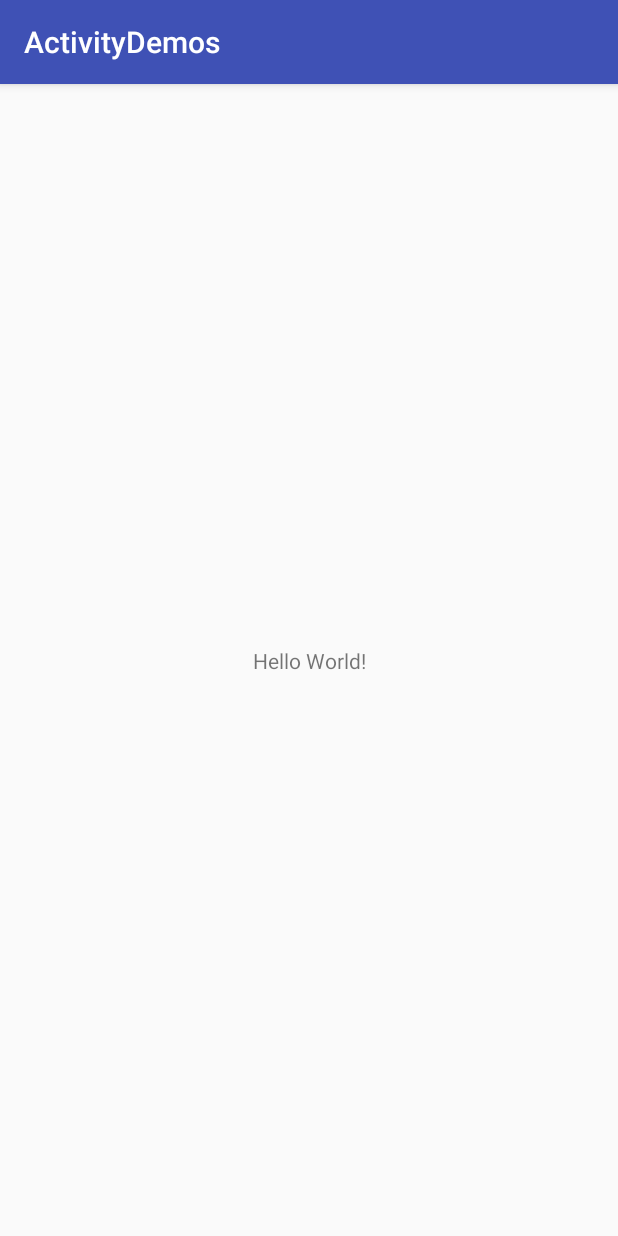
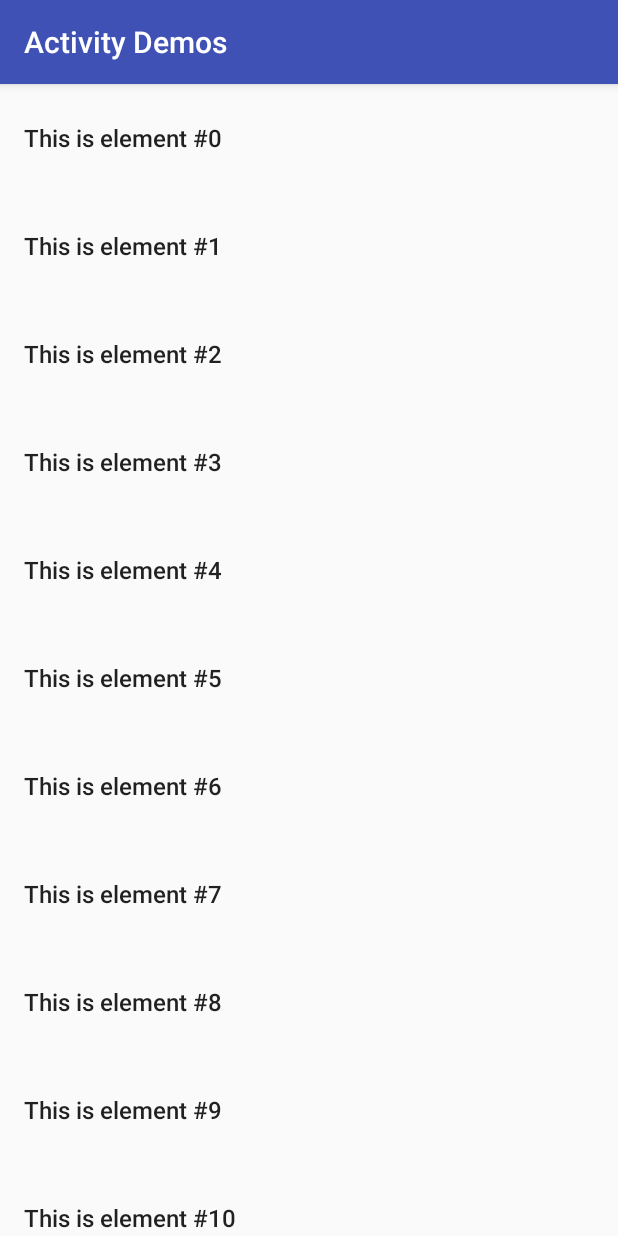
Before and after one commit to RheaBubbles/Android-Study-Demos, an Android app: the screen it shows after launch (MainActivity), on a phone screen of 412 x 824 dp. Run offline under Robolectric (Android 15) with nearby library versions, the phone set to English and light mode, and no system bars.

Commit message:
Add a sample RecyclerView in Activity-Demos for list all demos.

```diff
--- a/ActivityDemos/app/build.gradle
+++ b/ActivityDemos/app/build.gradle
@@ -25,4 +25,5 @@ dependencies {
     testImplementation 'junit:junit:4.12'
     androidTestImplementation 'com.android.support.test:runner:1.0.2'
     androidTestImplementation 'com.android.support.test.espresso:espresso-core:3.0.2'
+    implementation 'com.android.support:recyclerview-v7:28.0.0-alpha3'
 }
--- a/ActivityDemos/app/src/main/java/com/hit/bubbl/activitydemos/MainActivity.java
+++ b/ActivityDemos/app/src/main/java/com/hit/bubbl/activitydemos/MainActivity.java
@@ -2,12 +2,47 @@ package com.hit.bubbl.activitydemos;
 
 import android.support.v7.app.AppCompatActivity;
 import android.os.Bundle;
+import android.support.v7.widget.LinearLayoutManager;
+import android.support.v7.widget.RecyclerView;
 
 public class MainActivity extends AppCompatActivity {
+
+    private String[] mDataset;
+    private static final int DATASET_COUNT = 60;
+
+    private RecyclerView mRecyclerView;
+    private RecyclerView.Adapter mAdapter;
+    private RecyclerView.LayoutManager mLayoutManager;
 
     @Override
     protected void onCreate(Bundle savedInstanceState) {
         super.onCreate(savedInstanceState);
         setContentView(R.layout.activity_main);
+
+        initDataset();
+
+        mRecyclerView = (RecyclerView) findViewById(R.id.activity_demos_recycler_view);
+
+        // use this setting to improve performance if you know that changes
+        // in content do not change the layout size of the RecyclerView
+        mRecyclerView.setHasFixedSize(true);
+
+        // use a linear layout manager
+        mLayoutManager = new LinearLayoutManager(this);
+        mRecyclerView.setLayoutManager(mLayoutManager);
+
+        // specify an adapter (see also next example)
+        mAdapter = new MyAdapter(mDataset);
+
+        // set the adapter to RecyclerView
+        mRecyclerView.setAdapter(mAdapter);
+
+    }
+
+    private void initDataset() {
+        mDataset = new String[DATASET_COUNT];
+        for (int i = 0; i < DATASET_COUNT; i++) {
+            mDataset[i] = "This is element #" + i;
+        }
     }
 }
--- /dev/null
+++ b/ActivityDemos/app/src/main/java/com/hit/bubbl/activitydemos/MyAdapter.java
@@ -0,0 +1,70 @@
+package com.hit.bubbl.activitydemos;
+
+import android.support.v7.widget.RecyclerView;
+import android.util.Log;
+import android.view.LayoutInflater;
+import android.view.View;
+import android.view.ViewGroup;
+import android.widget.Button;
+import android.widget.TextView;
+
+public class MyAdapter extends RecyclerView.Adapter<MyAdapter.ViewHolder> {
+
+    private String[] mDataset;
+    private static final String TAG = "MyAdapter";
+
+    // Provide a reference to the views for each data item
+    // Complex data items may need more than one view per item, and
+    // you provide access to all the views for a data item in a view holder
+    public static class ViewHolder extends RecyclerView.ViewHolder {
+        // each data item is just a string in this case
+        public Button mButton;
+
+        public ViewHolder(View v) {
+            super(v);
+
+            v.setOnClickListener(new View.OnClickListener() {
+                @Override
+                public void onClick(View v) {
+                    Log.d(TAG, "Element " + getAdapterPosition() + " clicked.");
+                }
+            });
+
+            mButton = (Button) v.findViewById(R.id.textView);
+        }
+    }
+
+    // Provide a suitable constructor (depends on the kind of dataset)
+    public MyAdapter(String[] myDataset) {
+        mDataset = myDataset;
+    }
+
+    // Create new views (invoked by the layout manager)
+    @Override
+    public ViewHolder onCreateViewHolder(ViewGroup parent,
+                                                   int viewType) {
+        // create a new view
+        View v = LayoutInflater.from(parent.getContext())
+                .inflate(R.layout.text_button_item, parent, false);
+
+        // ...
+
+        ViewHolder vh = new ViewHolder(v);
+        return vh;
+    }
+
+    // Replace the contents of a view (invoked by the layout manager)
+    @Override
+    public void onBindViewHolder(ViewHolder holder, int position) {
+        // - get element from your dataset at this position
+        // - replace the contents of the view with that element
+        holder.mButton.setText(mDataset[position]);
+
+    }
+
+    // Return the size of your dataset (invoked by the layout manager)
+    @Override
+    public int getItemCount() {
+        return mDataset.length;
+    }
+}
--- a/ActivityDemos/app/src/main/res/layout/activity_main.xml
+++ b/ActivityDemos/app/src/main/res/layout/activity_main.xml
@@ -1,18 +1,7 @@
 <?xml version="1.0" encoding="utf-8"?>
-<android.support.constraint.ConstraintLayout xmlns:android="http://schemas.android.com/apk/res/android"
-    xmlns:app="http://schemas.android.com/apk/res-auto"
-    xmlns:tools="http://schemas.android.com/tools"
+
+<android.support.v7.widget.RecyclerView
+    android:id="@+id/activity_demos_recycler_view"
     android:layout_width="match_parent"
     android:layout_height="match_parent"
-    tools:context=".MainActivity">
-
-    <TextView
-        android:layout_width="wrap_content"
-        android:layout_height="wrap_content"
-        android:text="Hello World!"
-        app:layout_constraintBottom_toBottomOf="parent"
-        app:layout_constraintLeft_toLeftOf="parent"
-        app:layout_constraintRight_toRightOf="parent"
-        app:layout_constraintTop_toTopOf="parent" />
-
-</android.support.constraint.ConstraintLayout>
+    xmlns:android="http://schemas.android.com/apk/res/android" />
--- /dev/null
+++ b/ActivityDemos/app/src/main/res/layout/text_button_item.xml
@@ -0,0 +1,19 @@
+<?xml version="1.0" encoding="utf-8"?>
+<!--<FrameLayout xmlns:android="http://schemas.android.com/apk/res/android"-->
+    <!--android:layout_width="match_parent"-->
+    <!--android:layout_height="@dimen/list_item_height"-->
+    <!--android:gravity="center_vertical">-->
+
+<Button
+    android:id="@+id/textView"
+    android:layout_width="match_parent"
+    android:layout_height="@dimen/list_item_height"
+    android:text="@string/element_text"
+    android:background="?android:attr/selectableItemBackground"
+    android:textAlignment="textStart"
+    android:paddingLeft="16dp"
+    android:textAllCaps="false"
+    android:textSize="@dimen/button_font_size"
+    xmlns:android="http://schemas.android.com/apk/res/android"/>
+
+<!--</FrameLayout>-->
--- a/ActivityDemos/app/src/main/res/values/colors.xml
+++ b/ActivityDemos/app/src/main/res/values/colors.xml
@@ -3,4 +3,6 @@
     <color name="colorPrimary">#3F51B5</color>
     <color name="colorPrimaryDark">#303F9F</color>
     <color name="colorAccent">#FF4081</color>
+    <color name="colorWhite">#ffffff</color>
+    <color name="bottomBorder">#ffffff</color>
 </resources>
--- /dev/null
+++ b/ActivityDemos/app/src/main/res/values/dimens.xml
@@ -0,0 +1,5 @@
+<?xml version="1.0" encoding="utf-8"?>
+<resources>
+    <dimen name="list_item_height">72dp</dimen>
+    <dimen name="button_font_size">16dp</dimen>
+</resources>
--- a/ActivityDemos/app/src/main/res/values/strings.xml
+++ b/ActivityDemos/app/src/main/res/values/strings.xml
@@ -1,3 +1,4 @@
 <resources>
-    <string name="app_name">ActivityDemos</string>
+    <string name="app_name">Activity Demos</string>
+    <string name="element_text">Element Text</string>
 </resources>
--- a/ActivityDemos/build.gradle
+++ b/ActivityDemos/build.gradle
@@ -8,7 +8,6 @@ buildscript {
     }
     dependencies {
         classpath 'com.android.tools.build:gradle:3.1.3'
-
 
         // NOTE: Do not place your application dependencies here; they belong
         // in the individual module build.gradle files
```
